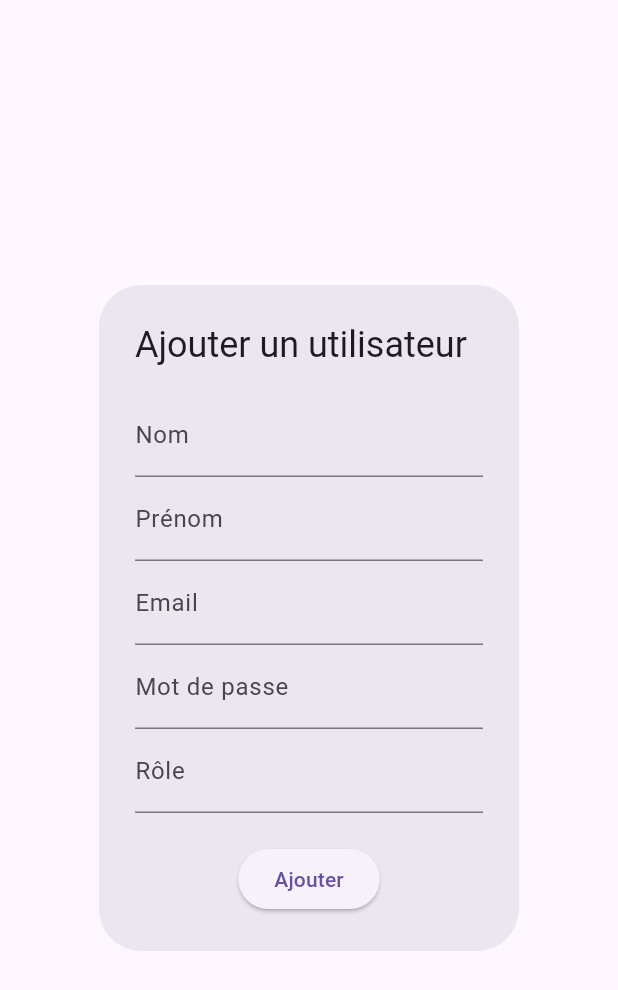
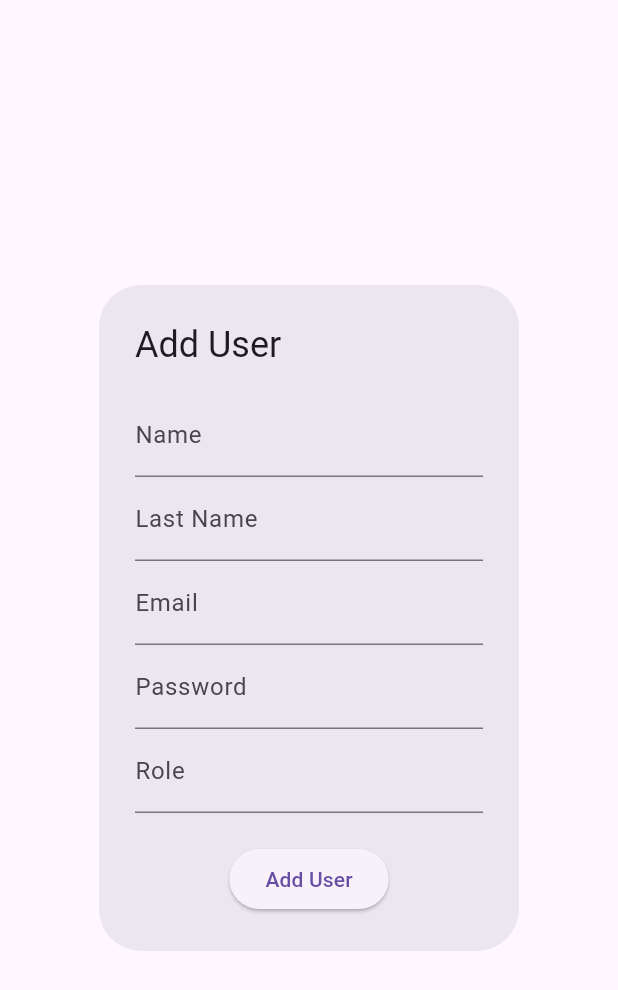
Before and after one commit to oussama117/ApplicationFlutterIot, a Flutter app: the AddUserDialog widget shown alone on an empty page, opened directly, on a phone screen of 412 x 824 dp. Shown: the top 990 px of the screen. Run offline on Flutter 3.47's test engine with Material 3 defaults, Android fonts, the phone set to English and light mode, and no system bars; our stand-ins replace fl_chart, shared_preferences; accounts and stored records are empty; network calls fail.

Commit message:
recherche et mail

```diff
--- a/backend2/package.json
+++ b/backend2/package.json
@@ -19,7 +19,8 @@
     "express": "^4.21.1",
     "jsonwebtoken": "^9.0.2",
     "mongodb": "^6.11.0",
-    "mongoose": "^8.8.2"
+    "mongoose": "^8.8.2",
+    "nodemailer": "^6.9.16"
   },
   "devDependencies": {
     "nodemon": "^3.1.7"
--- a/frontend/lib/main.dart
+++ b/frontend/lib/main.dart
@@ -21,8 +21,7 @@ class MyApp extends StatelessWidget {
       ),
       initialRoute: '/splash', // Changer la route initiale pour le SplashScreen
       routes: {
-        '/splash': (context) =>
-            const SplashScreen(), // Ajoutez la route pour SplashScreen
+        '/splash': (context) =>const SplashScreen(), // Ajoutez la route pour SplashScreen
         '/login': (context) => const LoginScreen(),
         '/home': (context) => const HomeScreen(role: 'user'),
         '/admin_home': (context) => const HomeScreen(role: 'admin'),
--- a/frontend/lib/screens/user_list_screen.dart
+++ b/frontend/lib/screens/user_list_screen.dart
@@ -1,5 +1,3 @@
-// ignore_for_file: unnecessary_null_comparison
-
 import 'package:flutter/material.dart';
 import '../services/api_service.dart';
 
@@ -12,8 +10,10 @@ class UserListScreen extends StatefulWidget {
 
 class _UserListScreenState extends State<UserListScreen> {
   List<dynamic> _users = [];
+  List<dynamic> _filteredUsers = [];
   bool _isLoading = true;
   String _errorMessage = '';
+  TextEditingController _searchController = TextEditingController();
 
   void _fetchUsers() async {
     setState(() {
@@ -25,11 +25,12 @@ class _UserListScreenState extends State<UserListScreen> {
       final users = await ApiService.getUsers();
       setState(() {
         _users = users;
+        _filteredUsers = users;
         _isLoading = false;
       });
     } catch (e) {
       setState(() {
-        _errorMessage = 'Erreur lors de la récupération des utilisateurs.';
+        _errorMessage = 'Error fetching users.';
         _isLoading = false;
       });
     }
@@ -44,11 +45,11 @@ class _UserListScreenState extends State<UserListScreen> {
       await ApiService.deleteUser(userId);
       _refreshUsers();
       ScaffoldMessenger.of(context).showSnackBar(
-        const SnackBar(content: Text('Utilisateur supprimé avec succès')),
+        const SnackBar(content: Text('User deleted successfully')),
       );
     } catch (e) {
       ScaffoldMessenger.of(context).showSnackBar(
-        SnackBar(content: Text('Erreur : $e')),
+        SnackBar(content: Text('Error: $e')),
       );
     }
   }
@@ -73,19 +74,46 @@ class _UserListScreenState extends State<UserListScreen> {
     }
   }
 
+  void _searchUsers(String query) {
+    final filtered = _users.where((user) {
+      final name = user['name'].toLowerCase();
+      return name.contains(query.toLowerCase());
+    }).toList();
+
+    setState(() {
+      _filteredUsers = filtered;
+    });
+  }
+
   @override
   void initState() {
     super.initState();
     _fetchUsers();
+    _searchController.addListener(() {
+      _searchUsers(_searchController.text);
+    });
   }
 
   @override
   Widget build(BuildContext context) {
     return Scaffold(
       appBar: AppBar(
-        title: const Text('Liste des utilisateurs'),
+        title: const Text('User List'),
       ),
-      body: _isLoading
+      body: Column(
+        children: [
+          Padding(
+            padding: const EdgeInsets.all(8.0),
+            child: TextField(
+              controller: _searchController,
+              decoration: const InputDecoration(
+                labelText: 'Search by Name',
+                border: OutlineInputBorder(),
+                prefixIcon: Icon(Icons.search),
+              ),
+            ),
+          ),
+          _isLoading
               ? const Center(child: CircularProgressIndicator())
               : _errorMessage.isNotEmpty
                   ? Center(
@@ -94,17 +122,20 @@ class _UserListScreenState extends State<UserListScreen> {
                         style: const TextStyle(color: Colors.red),
                       ),
                     )
-              : SingleChildScrollView(
+                  : Expanded(
+                      child: SingleChildScrollView(
+                        scrollDirection: Axis.vertical,
+                        child: SingleChildScrollView(
                           scrollDirection: Axis.horizontal,
                           child: DataTable(
                             columns: const [
-                      DataColumn(label: Text('Nom')),
-                      DataColumn(label: Text('Prénom')),
+                              DataColumn(label: Text('Name')),
+                              DataColumn(label: Text('Last Name')),
                               DataColumn(label: Text('Email')),
-                      DataColumn(label: Text('Rôle')),
+                              DataColumn(label: Text('Role')),
                               DataColumn(label: Text('Actions')),
                             ],
-                    rows: _users.map((user) {
+                            rows: _filteredUsers.map((user) {
                               return DataRow(
                                 cells: [
                                   DataCell(Text(user['name'],
@@ -116,19 +147,19 @@ class _UserListScreenState extends State<UserListScreen> {
                                       style: TextStyle(color: Colors.blue))),
                                   DataCell(Row(
                                     children: [
-                              // Bouton de suppression avec animation
+                                      // Delete button
                                       IconButton(
                                         icon: const Icon(Icons.delete),
                                         onPressed: () => _deleteUser(user['_id']),
                                         color: Colors.red,
-                                tooltip: 'Supprimer',
+                                        tooltip: 'Delete',
                                       ),
-                              // Bouton de modification avec animation
+                                      // Edit button
                                       IconButton(
                                         icon: const Icon(Icons.edit),
                                         onPressed: () => _editUser(user['_id']),
                                         color: Colors.blue,
-                                tooltip: 'Modifier',
+                                        tooltip: 'Edit',
                                       ),
                                     ],
                                   )),
@@ -136,6 +167,10 @@ class _UserListScreenState extends State<UserListScreen> {
                               );
                             }).toList(),
                           ),
+                        ),
+                      ),
+                    ),
+        ],
       ),
       floatingActionButton: FloatingActionButton(
         onPressed: _addUser,
@@ -179,7 +214,7 @@ class _EditUserDialogState extends State<EditUserDialog> {
       });
     } catch (e) {
       setState(() {
-        _errorMessage = 'Erreur de chargement des données utilisateur.';
+        _errorMessage = 'Error loading user data.';
       });
     }
   }
@@ -202,11 +237,11 @@ class _EditUserDialogState extends State<EditUserDialog> {
       );
 
       if (updatedUser != null) {
-        Navigator.pop(context, true); // Modification réussie
+        Navigator.pop(context, true); // Update successful
       }
     } catch (e) {
       setState(() {
-        _errorMessage = 'Erreur lors de la mise à jour de l\'utilisateur.';
+        _errorMessage = 'Error updating user.';
       });
     } finally {
       setState(() {
@@ -218,22 +253,21 @@ class _EditUserDialogState extends State<EditUserDialog> {
   @override
   Widget build(BuildContext context) {
     return AlertDialog(
-      title: const Text('Modifier l\'utilisateur'),
+      title: const Text('Edit User'),
       content: _isLoading
           ? const Center(child: CircularProgressIndicator())
           : SingleChildScrollView(
               child: Column(
                 children: [
                   if (_errorMessage.isNotEmpty)
-                    Text(_errorMessage,
-                        style: const TextStyle(color: Colors.red)),
+                    Text(_errorMessage, style: const TextStyle(color: Colors.red)),
                   TextField(
                     controller: _nameController,
-                    decoration: const InputDecoration(labelText: 'Nom'),
+                    decoration: const InputDecoration(labelText: 'Name'),
                   ),
                   TextField(
                     controller: _lastNameController,
-                    decoration: const InputDecoration(labelText: 'Prénom'),
+                    decoration: const InputDecoration(labelText: 'Last Name'),
                   ),
                   TextField(
                     controller: _emailController,
@@ -241,12 +275,12 @@ class _EditUserDialogState extends State<EditUserDialog> {
                   ),
                   TextField(
                     controller: _roleController,
-                    decoration: const InputDecoration(labelText: 'Rôle'),
+                    decoration: const InputDecoration(labelText: 'Role'),
                   ),
                   const SizedBox(height: 20),
                   ElevatedButton(
                     onPressed: _updateUser,
-                    child: const Text('Sauvegarder'),
+                    child: const Text('Save'),
                   ),
                 ],
               ),
@@ -264,8 +298,7 @@ class AddUserDialog extends StatefulWidget {
       builder: (BuildContext context) {
         return const AddUserDialog();
       },
-        ) ??
-        false;
+    ) ?? false;
   }
 
   @override
@@ -276,8 +309,7 @@ class _AddUserDialogState extends State<AddUserDialog> {
   final TextEditingController _nameController = TextEditingController();
   final TextEditingController _lastNameController = TextEditingController();
   final TextEditingController _emailController = TextEditingController();
-  final TextEditingController _passwordController =
-      TextEditingController(); // Ajout du contrôleur pour le mot de passe
+  final TextEditingController _passwordController = TextEditingController();
   final TextEditingController _roleController = TextEditingController();
 
   bool _isLoading = false;
@@ -299,11 +331,11 @@ class _AddUserDialogState extends State<AddUserDialog> {
       });
 
       if (newUser != null) {
-        Navigator.pop(context, true); // Utilisateur ajouté avec succès
+        Navigator.pop(context, true); // User added successfully
       }
     } catch (e) {
       setState(() {
-        _errorMessage = 'Erreur lors de l\'ajout de l\'utilisateur.';
+        _errorMessage = 'Error adding user.';
       });
     } finally {
       setState(() {
@@ -315,42 +347,39 @@ class _AddUserDialogState extends State<AddUserDialog> {
   @override
   Widget build(BuildContext context) {
     return AlertDialog(
-      title: const Text('Ajouter un utilisateur'),
+      title: const Text('Add User'),
       content: _isLoading
           ? const Center(child: CircularProgressIndicator())
           : SingleChildScrollView(
               child: Column(
                 children: [
                   if (_errorMessage.isNotEmpty)
-                    Text(_errorMessage,
-                        style: const TextStyle(color: Colors.red)),
+                    Text(_errorMessage, style: const TextStyle(color: Colors.red)),
                   TextField(
                     controller: _nameController,
-                    decoration: const InputDecoration(labelText: 'Nom'),
+                    decoration: const InputDecoration(labelText: 'Name'),
                   ),
                   TextField(
                     controller: _lastNameController,
-                    decoration: const InputDecoration(labelText: 'Prénom'),
+                    decoration: const InputDecoration(labelText: 'Last Name'),
                   ),
                   TextField(
                     controller: _emailController,
                     decoration: const InputDecoration(labelText: 'Email'),
                   ),
                   TextField(
-                    controller:
-                        _passwordController, // Champ pour le mot de passe
-                    obscureText: true, // Masquer le mot de passe
-                    decoration:
-                        const InputDecoration(labelText: 'Mot de passe'),
+                    controller: _passwordController,
+                    obscureText: true,
+                    decoration: const InputDecoration(labelText: 'Password'),
                   ),
                   TextField(
                     controller: _roleController,
-                    decoration: const InputDecoration(labelText: 'Rôle'),
+                    decoration: const InputDecoration(labelText: 'Role'),
                   ),
                   const SizedBox(height: 20),
                   ElevatedButton(
                     onPressed: _addUser,
-                    child: const Text('Ajouter'),
+                    child: const Text('Add User'),
                   ),
                 ],
               ),
--- a/frontend/pubspec.yaml
+++ b/frontend/pubspec.yaml
@@ -52,9 +52,9 @@ flutter:
   uses-material-design: true
 
   # To add assets to your application, add an assets section, like this:
-assets:
+  assets:
   - assets/img/background1.jpg
-    - assets/img/splash.png
+  - assets/img/splash.png
 
   # An image asset can refer to one or more resolution-specific "variants", see
   # https://flutter.dev/to/resolution-aware-images
```
Also changed, not shown: frontend/lib/screens/add_user_screen.dart (+53 -33 lines), frontend/lib/services/api_service.dart (+4 -10 lines), backend2/package-lock.json, 2 other files. Lines whose indentation alone changed are shown as unchanged.
